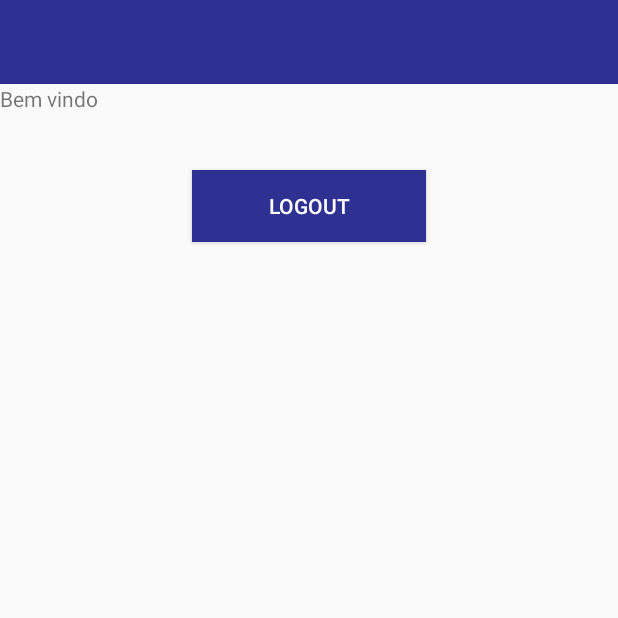
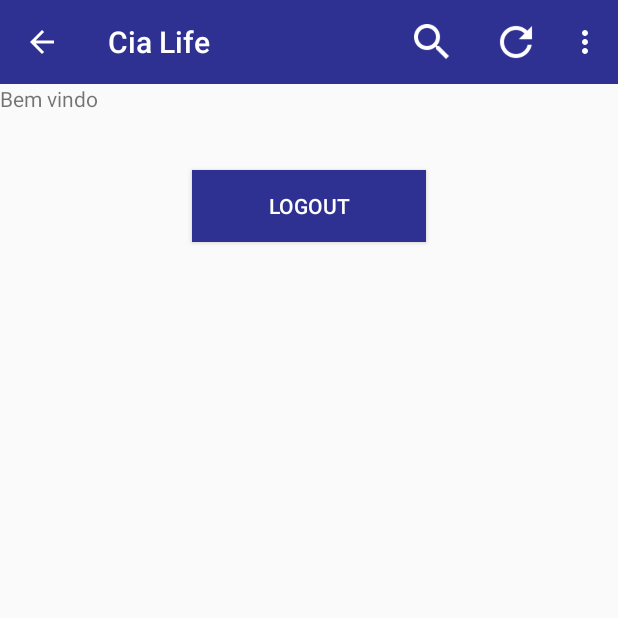
Before and after one commit to lrs96/app-gym-manager, an Android app: the screen it shows after launch (TelaInicialActivity before the commit, TelaInicioActivity after it), after a tap on "LOGIN", on a phone screen of 412 x 824 dp, the top half of it. Run offline under Robolectric (Android 15) with nearby library versions, the phone set to English and light mode, and no system bars.

Commit message:
Nova tela de inicio com a Toolbar funcional

```diff
--- a/app/src/main/java/br/com/luandeveloper/lmsapp/MainActivity.kt
+++ b/app/src/main/java/br/com/luandeveloper/lmsapp/MainActivity.kt
@@ -28,8 +28,7 @@ class MainActivity : DebugActivity() {
     fun fazerLogin() {
         var textUsuario = campoUser.text.toString()
         val textPassword = campoPassword.text.toString()
-
-        var intent = Intent(context, TelaInicialActivity::class.java)
+        var intent = Intent(context, TelaInicioActivity::class.java)
         var param = Bundle()
         param.putString("nome_usuario", textUsuario)
         param.putInt("numero", 10)
--- /dev/null
+++ b/app/src/main/java/br/com/luandeveloper/lmsapp/TelaInicioActivity.kt
@@ -0,0 +1,88 @@
+package br.com.luandeveloper.lmsapp
+
+import android.app.Activity
+import android.content.Context
+import android.content.Intent
+import androidx.appcompat.app.AppCompatActivity
+import android.os.Bundle
+import android.view.Menu
+import android.view.MenuItem
+import android.widget.SearchView
+import android.widget.Toast
+import kotlinx.android.synthetic.main.activity_tela_inicial.*
+import kotlinx.android.synthetic.main.toolbar.*
+
+class TelaInicioActivity : AppCompatActivity() {
+    private val context: Context get() = this
+    override fun onCreate(savedInstanceState: Bundle?) {
+        super.onCreate(savedInstanceState)
+        setContentView(R.layout.activity_tela_inicio)
+
+        var params = intent.extras
+        val nome_usuario = params?.getString("nome_usuario")
+        var numero = params?.getInt("numero")
+        mensagemInicial.text = "Bem vindo $nome_usuario"
+
+
+        Toast.makeText(context, "Parâmetro: $nome_usuario", Toast.LENGTH_LONG).show()
+        Toast.makeText(context, "Numero: $numero", Toast.LENGTH_LONG).show()
+
+
+        mensagemInicial.text = "Bem vindo $nome_usuario"
+        btnLogoutApp.setOnClickListener { cliqueLogout() }
+
+        setSupportActionBar(toolbar)
+        supportActionBar?.title = "Cia Life"
+        supportActionBar?.setDisplayHomeAsUpEnabled(true)
+
+
+    }
+
+    fun cliqueLogout() {
+        val returnIntent = Intent();
+        returnIntent.putExtra("Result", "Saindo do Aplicativo")
+        setResult(Activity.RESULT_OK, returnIntent)
+        finish()
+    }
+
+
+    // método sobrescrito para inflar o menu na Actionbar
+    override fun onCreateOptionsMenu(menu: Menu?): Boolean {
+        // infla o menu com os botões da ActionBar
+        menuInflater.inflate(R.menu.menu_main, menu)
+        // vincular evento de buscar
+        (menu?.findItem(R.id.action_buscar)?.actionView as SearchView?)?.setOnQueryTextListener(object : SearchView.OnQueryTextListener {
+
+            override fun onQueryTextChange(newText: String): Boolean {
+                // ação enquanto está digitando
+                return false
+            }
+
+            override fun onQueryTextSubmit(query: String): Boolean {
+                // ação  quando terminou de buscar e enviou
+                return false
+            }
+
+        })
+        return true
+    }
+
+    override fun onOptionsItemSelected(item: MenuItem?): Boolean {
+        // id do item clicado
+        val id = item?.itemId
+        // verificar qual item foi clicado e mostrar a mensagem Toast na tela
+        // a comparação é feita com o recurso de id definido no xml
+        if  (id == R.id.action_buscar) {
+            Toast.makeText(context, "Botão de buscar", Toast.LENGTH_LONG).show()
+        } else if (id == R.id.action_atualizar) {
+            Toast.makeText(context, "Botão de atualizar", Toast.LENGTH_LONG).show()
+        } else if (id == R.id.action_config) {
+            Toast.makeText(context, "Botão de configuracoes", Toast.LENGTH_LONG).show()
+        }
+        // botão up navigation
+        else if (id == android.R.id.home) {
+            finish()
+        }
+        return super.onOptionsItemSelected(item)
+    }
+}
--- /dev/null
+++ b/app/src/main/res/layout/activity_tela_inicio.xml
@@ -0,0 +1,26 @@
+<LinearLayout xmlns:android="http://schemas.android.com/apk/res/android"
+    xmlns:app="http://schemas.android.com/apk/res-auto"
+    xmlns:tools="http://schemas.android.com/tools"
+    android:layout_width="match_parent"
+    android:layout_height="match_parent"
+    android:orientation="vertical"
+    tools:context=".TelaInicioActivity">
+
+    <include layout="@layout/toolbar"/>
+
+    <TextView
+        android:id="@+id/mensagemInicial"
+        android:layout_width="match_parent"
+        android:layout_height="42dp"
+        android:text="TextView"
+        android:layout_marginBottom="15dp"/>
+
+    <Button
+        android:id="@+id/btnLogoutApp"
+        android:layout_width="156dp"
+        android:layout_height="wrap_content"
+        android:layout_gravity="center"
+        android:background="@color/colorPrimary"
+        android:text="Logout"
+        android:textColor="@color/colorWhite" />
+</LinearLayout>
--- a/app/src/main/res/menu/menu_main.xml
+++ b/app/src/main/res/menu/menu_main.xml
@@ -4,8 +4,7 @@
     <item android:id="@+id/action_buscar"
         android:icon="@drawable/ic_buscar_white"
         android:title="@string/action_buscar"
-        app:showAsAction="always"
-        app:actionViewClass="androidx.appcompat.widget.SearchView"/>
+        app:showAsAction="always" />
     <item android:id="@+id/action_atualizar"
         android:icon="@drawable/ic_atualizar_white"
         android:title="@string/action_atualizar"
```
Also changed, not shown: app/src/main/AndroidManifest.xml (+17 -2 lines).
